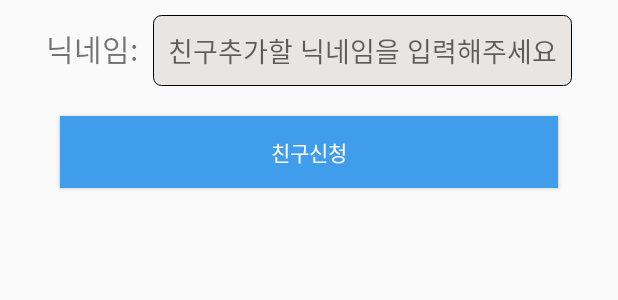
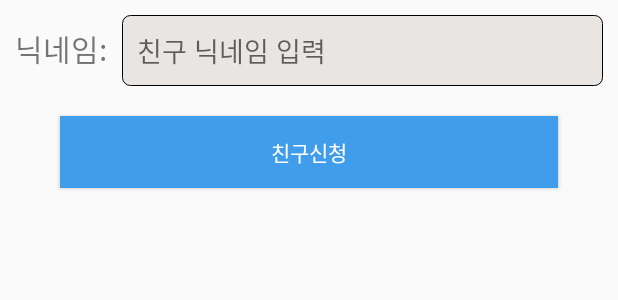
Before and after one commit to mtjin/YouthCommunityUpgrade, an Android app: the layout activity_add_friend_dialog.xml on its own in the app's theme, with its tools: preview values and no code run, on a phone screen of 412 x 824 dp. Shown: the top 300 px of the screen. Run offline under Robolectric (Android 15) with nearby library versions, the phone set to English and light mode, and no system bars.

Commit message:
오픈채팅방 한국시간으로 설정 및 친구추가 xml수정

```diff
--- a/YouthCommunity/app/build.gradle
+++ b/YouthCommunity/app/build.gradle
@@ -7,8 +7,8 @@ android {
         applicationId "com.mtjinse.myapplication"
         minSdkVersion 16
         targetSdkVersion 28
-        versionCode 5
-        versionName "1.5"
+        versionCode 6
+        versionName "1.51"
         testInstrumentationRunner "android.support.test.runner.AndroidJUnitRunner"
     }
     buildTypes {
--- a/YouthCommunity/app/src/main/java/com/mtjinse/myapplication/activity/activities/AddFriendDialogActivity.java
+++ b/YouthCommunity/app/src/main/java/com/mtjinse/myapplication/activity/activities/AddFriendDialogActivity.java
@@ -67,7 +67,7 @@ public class AddFriendDialogActivity extends AppCompatActivity { //친구추가
         //다이얼로그 객체 생성
         AlertDialog.Builder builder = new AlertDialog.Builder(this);
         //속성 지정
-        builder.setTitle("안내");
+        builder.setTitle("친구신청");
         builder.setMessage(mFindName + " 님께 친구신청 하시겠씁니까?");
         //아이콘
         builder.setIcon(android.R.drawable.ic_dialog_alert);
--- a/YouthCommunity/app/src/main/res/layout/activity_add_friend_dialog.xml
+++ b/YouthCommunity/app/src/main/res/layout/activity_add_friend_dialog.xml
@@ -13,7 +13,6 @@
         android:orientation="horizontal"
         android:gravity="center_horizontal"
         android:layout_height="wrap_content">
-
         <TextView
             android:layout_width="wrap_content"
             android:layout_height="wrap_content"
@@ -22,11 +21,11 @@
 
         <EditText
             android:id="@+id/dialog_pt_nickname"
-            android:layout_width="wrap_content"
+            android:layout_width="match_parent"
             android:layout_height="wrap_content"
             android:layout_marginLeft="5dp"
             android:background="@drawable/login_input"
-            android:hint="친구추가할 닉네임을 입력해주세요"
+            android:hint="친구 닉네임 입력"
             android:inputType="text"
             android:padding="10dp" />
     </LinearLayout>
```
Also changed, not shown: YouthCommunity/app/src/main/java/com/mtjinse/myapplication/activity/activities/OpenChatRoomActivity.java (+17 -14 lines).
